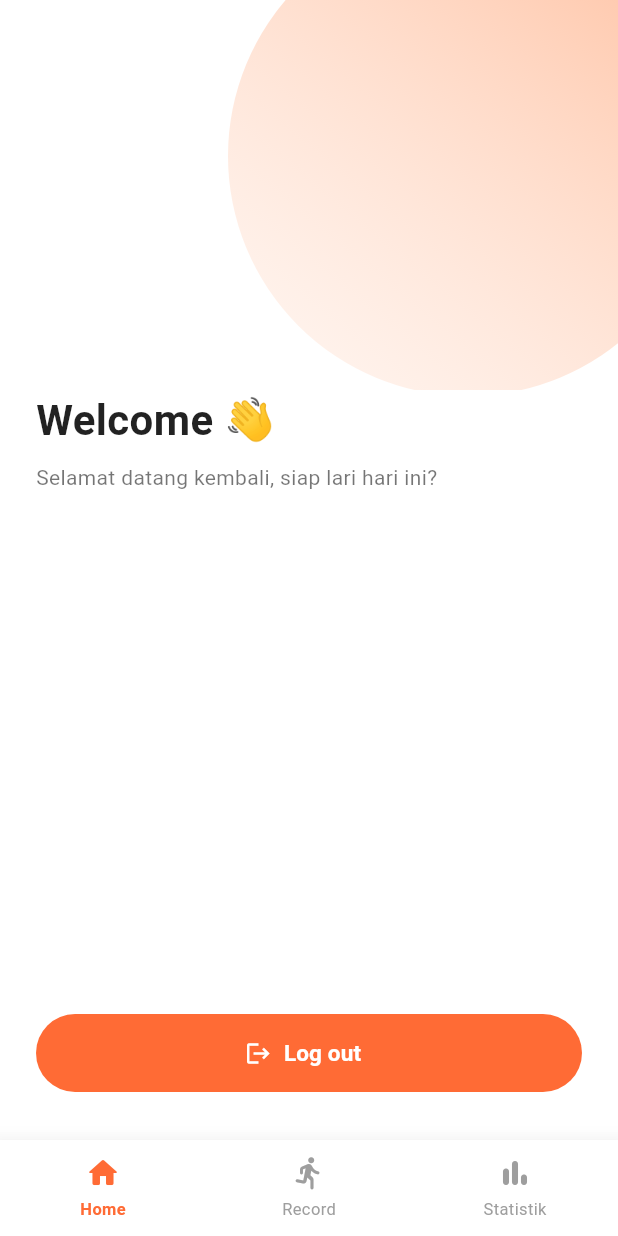
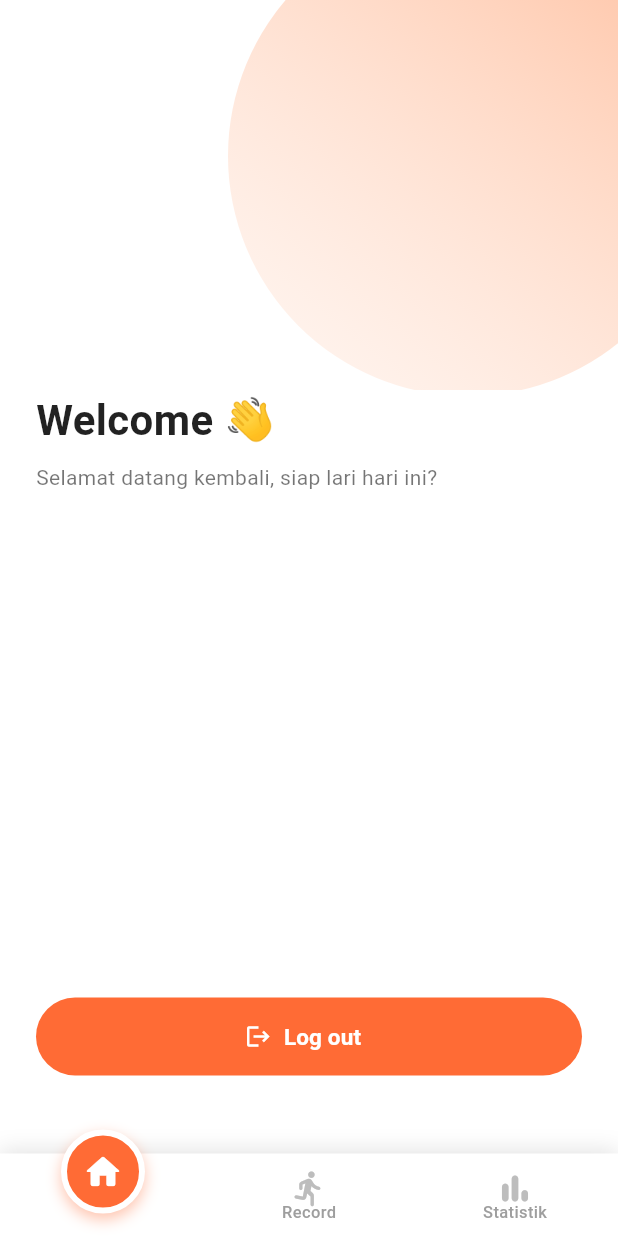
Before and after one commit to musyafak-a/login-1-flutter, a Flutter app: the MainShell screen opened by its route, on a phone screen of 412 x 824 dp. Run offline on Flutter 3.47's test engine with Material 3 defaults, Android fonts, the light colour scheme and no system bars; our stand-ins replace flutter_map, geolocator, latlong2, sqflite; accounts and stored records are empty.

Commit message:
perbaikan navigasi

```diff
--- a/lib/widgets/app_bottom_nav.dart
+++ b/lib/widgets/app_bottom_nav.dart
@@ -13,15 +13,78 @@ class AppBottomNav extends StatelessWidget {
 
   @override
   Widget build(BuildContext context) {
-    return Material(
+    return Stack(
+      clipBehavior: Clip.none,
+      children: [
+        // Background putih untuk bottom nav
+        Positioned(
+          bottom: 0,
+          left: 0,
+          right: 0,
+          top: 20,
+          child: Container(
+            decoration: const BoxDecoration(
               color: Colors.white,
-      elevation: 12,
-      child: SafeArea(
+              boxShadow: [
+                BoxShadow(
+                  color: Colors.black12,
+                  blurRadius: 12,
+                  offset: Offset(0, -2),
+                )
+              ],
+            ),
+          ),
+        ),
+
+        // Lingkaran oren yang bergeser secara smooth (berada di belakang icon)
+        SafeArea(
           top: false,
           child: SizedBox(
-          height: 64,
+            height: 75,
+            child: LayoutBuilder(
+              builder: (context, constraints) {
+                final tabWidth = constraints.maxWidth / 3;
+                final circleSize = 56.0;
+                final leftPosition = (tabWidth * currentIndex) + (tabWidth - circleSize) / 2;
+
+                return Stack(
+                  clipBehavior: Clip.none,
+                  children: [
+                    AnimatedPositioned(
+                      duration: const Duration(milliseconds: 350),
+                      curve: Curves.easeOutCubic,
+                      top: 4, // Y center = 32
+                      left: leftPosition,
+                      child: Container(
+                        width: circleSize,
+                        height: circleSize,
+                        decoration: BoxDecoration(
+                          shape: BoxShape.circle,
+                          color: AppColors.primary,
+                          border: Border.all(color: Colors.white, width: 4),
+                          boxShadow: [
+                            BoxShadow(
+                              color: AppColors.primary.withOpacity(0.4),
+                              blurRadius: 8,
+                              offset: const Offset(0, 4),
+                            )
+                          ],
+                        ),
+                      ),
+                    ),
+                  ],
+                );
+              },
+            ),
+          ),
+        ),
+
+        // Row untuk Icon dan Text yang bisa di-klik
+        SafeArea(
+          top: false,
+          child: SizedBox(
+            height: 75,
             child: Row(
-            mainAxisAlignment: MainAxisAlignment.spaceEvenly,
               children: [
                 _navItem(Icons.home_rounded, 'Home', 0),
                 _navItem(Icons.directions_run_rounded, 'Record', 1),
@@ -30,32 +93,61 @@ class AppBottomNav extends StatelessWidget {
             ),
           ),
         ),
+      ],
     );
   }
 
   Widget _navItem(IconData icon, String label, int index) {
     final bool isActive = currentIndex == index;
-    final color = isActive ? AppColors.primary : Colors.grey;
 
     return Expanded(
-      child: InkWell(
+      child: GestureDetector(
+        behavior: HitTestBehavior.opaque,
         onTap: () => onTap(index),
-        child: Column(
-          mainAxisAlignment: MainAxisAlignment.center,
+        child: SizedBox(
+          height: 75,
+          child: Stack(
+            alignment: Alignment.center,
+            clipBehavior: Clip.none,
             children: [
-            Icon(icon, color: color, size: 24),
-            const SizedBox(height: 4),
-            Text(
+              // Icon yang bergerak naik/turun dan berubah warna
+              AnimatedPositioned(
+                duration: const Duration(milliseconds: 350),
+                curve: Curves.easeOutCubic,
+                top: isActive ? 18 : 30, // Naik ke tengah lingkaran jika aktif. Turun ke 32 jika tidak aktif (lebih tinggi agar jarak ke teks lebih lebar)
+                child: TweenAnimationBuilder<double>(
+                  tween: Tween<double>(begin: 0, end: isActive ? 1.0 : 0.0),
+                  duration: const Duration(milliseconds: 350),
+                  curve: Curves.easeOutCubic,
+                  builder: (context, t, child) {
+                    final color = Color.lerp(Colors.grey.shade400, Colors.white, t);
+                    final size = 26.0 + (2.0 * t); // membesar sedikit dari 26 ke 28
+                    return Icon(icon, color: color, size: size);
+                  },
+                ),
+              ),
+              // Teks yang memudar dan bergeser turun jika aktif
+              AnimatedPositioned(
+                duration: const Duration(milliseconds: 350),
+                curve: Curves.easeOutCubic,
+                bottom: isActive ? -10 : 8, // Turun sedikit ke 8 agar jarak dari ikon makin lebar
+                child: AnimatedOpacity(
+                  duration: const Duration(milliseconds: 250),
+                  opacity: isActive ? 0.0 : 1.0,
+                  child: Text(
                     label,
                     style: TextStyle(
-                color: color,
+                      color: Colors.grey.shade500,
                       fontSize: 11,
-                fontWeight: isActive ? FontWeight.w600 : FontWeight.w400,
+                      fontWeight: FontWeight.w500,
+                    ),
+                  ),
                 ),
               ),
             ],
           ),
         ),
+      ),
     );
   }
 }
```
Lines whose indentation alone changed are shown as unchanged.
